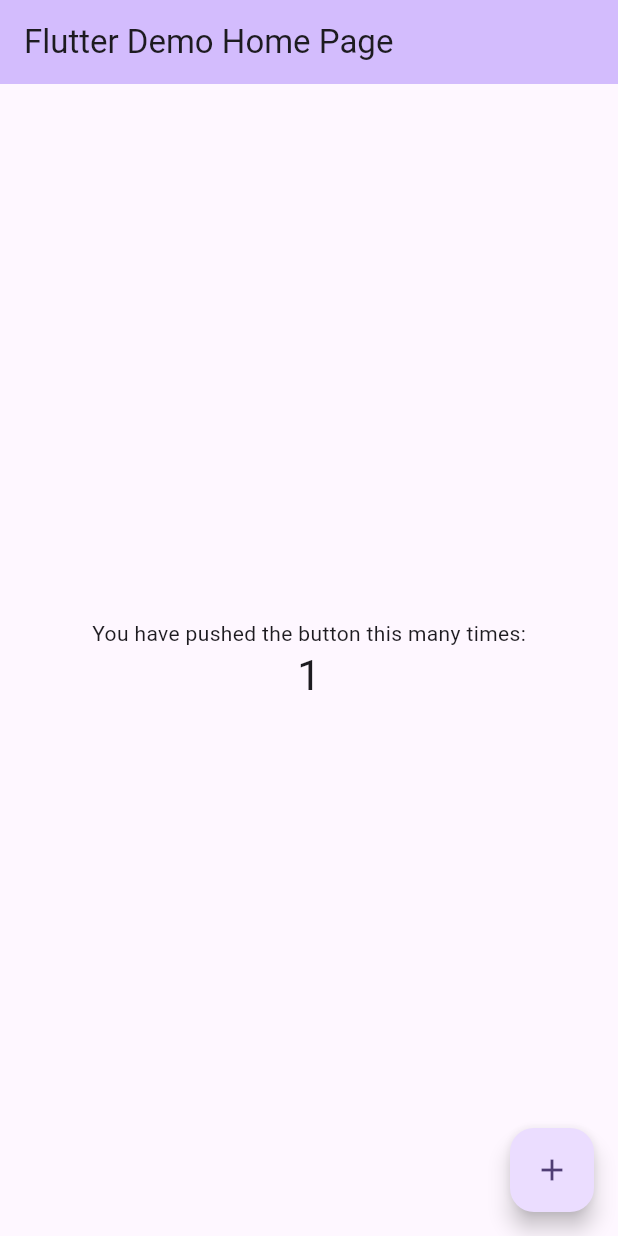
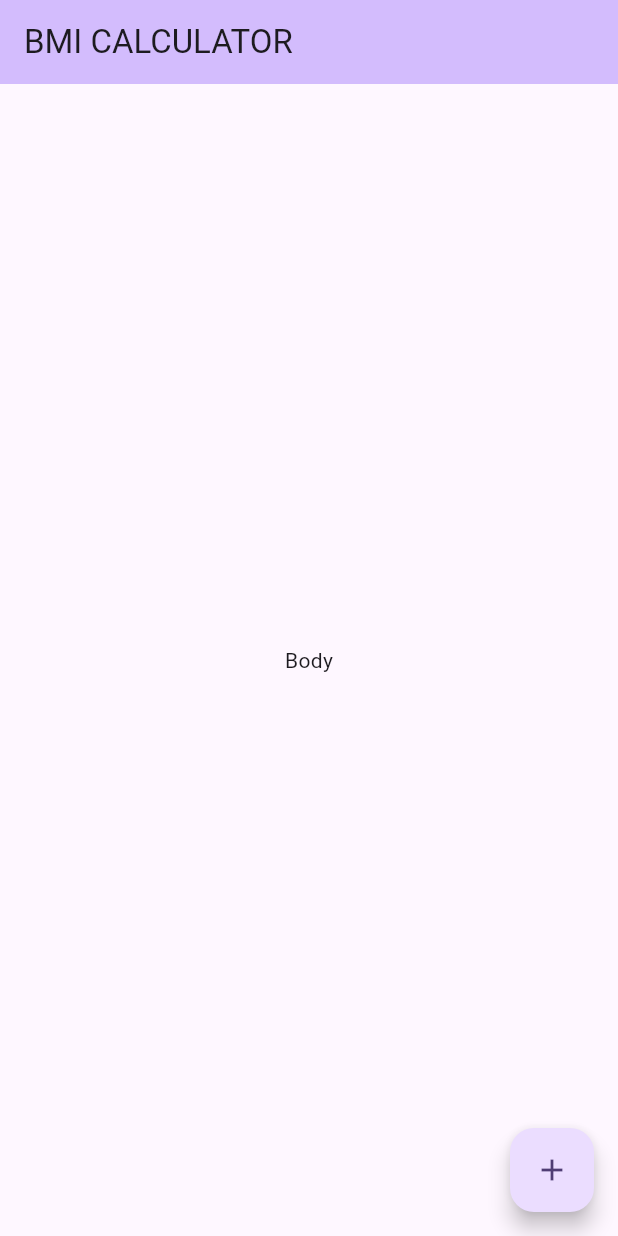
Before and after one commit to tnt-exe/bmi_cal, a Flutter app: the screen it shows after launch, after a tap on the "add" icon, on a phone screen of 412 x 824 dp. Run offline on Flutter 3.47's test engine with Material 3 defaults, Android fonts, the phone set to English and light mode, and no system bars.

Commit message:
base app

```diff
--- a/lib/main.dart
+++ b/lib/main.dart
@@ -15,53 +15,30 @@ class BmiCal extends StatelessWidget {
         colorScheme: ColorScheme.fromSeed(seedColor: Colors.deepPurple),
         useMaterial3: true,
       ),
-      home: const MyHomePage(title: 'Flutter Demo Home Page'),
+      home: const InputPage(),
     );
   }
 }
 
-class MyHomePage extends StatefulWidget {
-  const MyHomePage({super.key, required this.title});
-
-  final String title;
-
+class InputPage extends StatefulWidget {
+  const InputPage({super.key});
   @override
-  State<MyHomePage> createState() => _MyHomePageState();
+  State<InputPage> createState() => _InputPageState();
 }
 
-class _MyHomePageState extends State<MyHomePage> {
-  int _counter = 0;
-
-  void _incrementCounter() {
-    setState(() {
-      _counter++;
-    });
-  }
-
+class _InputPageState extends State<InputPage> {
   @override
   Widget build(BuildContext context) {
     return Scaffold(
       appBar: AppBar(
         backgroundColor: Theme.of(context).colorScheme.inversePrimary,
-        title: Text(widget.title),
+        title: const Text("BMI CALCULATOR"),
       ),
-      body: Center(
-        child: Column(
-          mainAxisAlignment: MainAxisAlignment.center,
-          children: [
-            const Text(
-              'You have pushed the button this many times:',
-            ),
-            Text(
-              '$_counter',
-              style: Theme.of(context).textTheme.headlineMedium,
-            ),
-          ],
-        ),
+      body: const Center(
+        child: Text("Body"),
       ),
       floatingActionButton: FloatingActionButton(
-        onPressed: _incrementCounter,
-        tooltip: 'Increment',
+        onPressed: () {},
         child: const Icon(Icons.add),
       ),
     );
```
